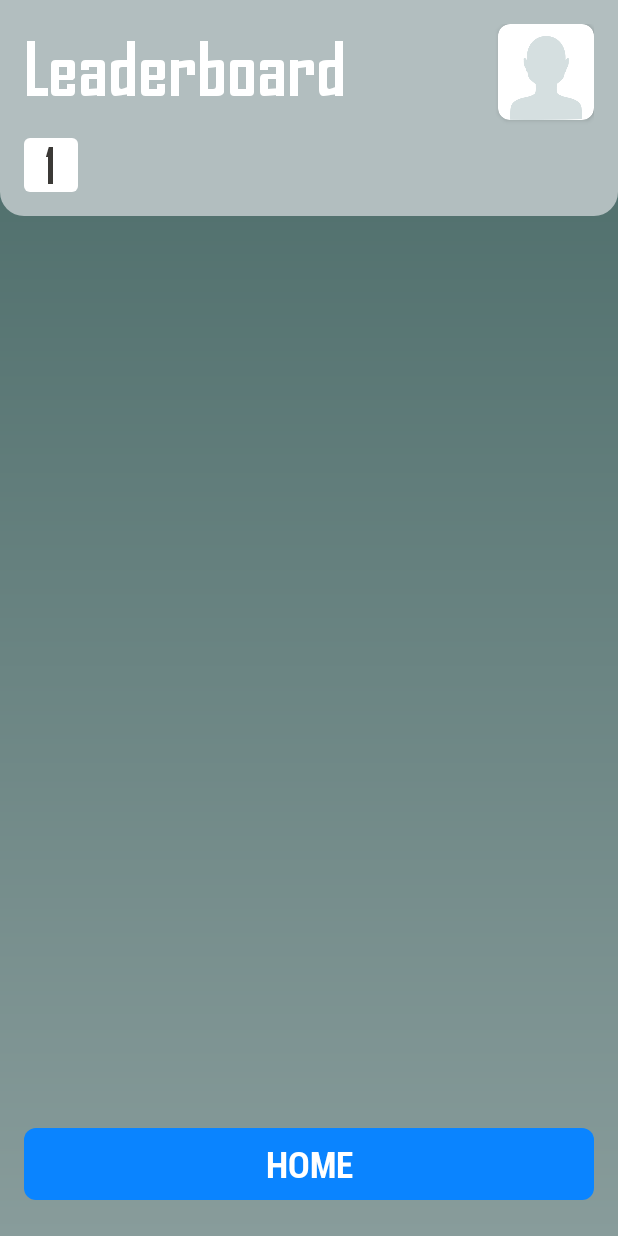
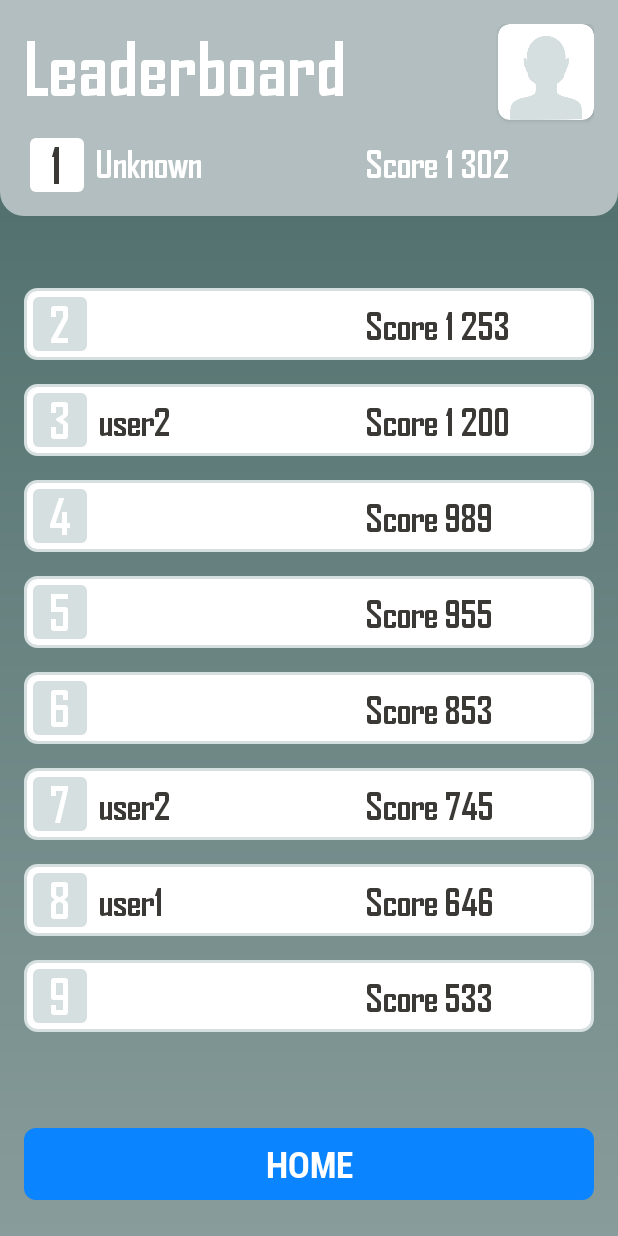
Before and after one commit to jorge-lobo/InQuizitive, an Android app: the LeaderboardActivity screen opened directly, with no data from a screen before it, on a phone screen of 412 x 824 dp. Run offline under Robolectric (Android 15) with nearby library versions, the phone set to English and light mode, and no system bars; our stand-ins replace data binding; libraries missing offline, so code that uses them is left out: com.mikepenz.fastadapter.

Commit message:
feat(leaderboard): Implement leaderboard screen functionality

```diff
--- a/app/src/main/java/com/example/inquizitive/ui/home/HomeActivity.kt
+++ b/app/src/main/java/com/example/inquizitive/ui/home/HomeActivity.kt
@@ -18,6 +18,7 @@ import com.example.inquizitive.R
 import com.example.inquizitive.databinding.ActivityHomeBinding
 import com.example.inquizitive.ui.home.auth.AuthFragment
 import com.example.inquizitive.ui.home.userData.UserDataFragment
+import com.example.inquizitive.ui.leaderboard.LeaderboardActivity
 import com.example.inquizitive.utils.Utils
 import kotlinx.coroutines.Dispatchers
 import kotlinx.coroutines.launch
@@ -91,7 +92,7 @@ class HomeActivity : AppCompatActivity() {
             }
 
             btnLeaderboards.setOnClickListener {
-                Utils.showToast(this@HomeActivity, "Leaderboards")
+                Utils.startActivity(this@HomeActivity, LeaderboardActivity::class.java)
             }
 
             btnConnect.setOnClickListener {
--- a/app/src/main/java/com/example/inquizitive/ui/leaderboard/LeaderboardActivity.kt
+++ b/app/src/main/java/com/example/inquizitive/ui/leaderboard/LeaderboardActivity.kt
@@ -1,21 +1,77 @@
 package com.example.inquizitive.ui.leaderboard
 
+import android.annotation.SuppressLint
 import android.os.Bundle
-import androidx.activity.enableEdgeToEdge
 import androidx.appcompat.app.AppCompatActivity
-import androidx.core.view.ViewCompat
-import androidx.core.view.WindowInsetsCompat
+import androidx.databinding.DataBindingUtil
+import androidx.lifecycle.ViewModelProvider
+import androidx.recyclerview.widget.LinearLayoutManager
 import com.example.inquizitive.R
+import com.example.inquizitive.databinding.ActivityLeaderboardBinding
 
 class LeaderboardActivity : AppCompatActivity() {
+
+    private lateinit var binding: ActivityLeaderboardBinding
+    private val mLeaderboardViewModel by lazy { ViewModelProvider(this)[LeaderboardViewModel::class.java] }
+    private val leaderboardAdapter = LeaderboardAdapter()
+
     override fun onCreate(savedInstanceState: Bundle?) {
         super.onCreate(savedInstanceState)
-        enableEdgeToEdge()
-        setContentView(R.layout.activity_leaderboard)
-        ViewCompat.setOnApplyWindowInsetsListener(findViewById(R.id.main)) { v, insets ->
-            val systemBars = insets.getInsets(WindowInsetsCompat.Type.systemBars())
-            v.setPadding(systemBars.left, systemBars.top, systemBars.right, systemBars.bottom)
-            insets
+        binding = DataBindingUtil.setContentView<ActivityLeaderboardBinding?>(
+            this,
+            R.layout.activity_leaderboard
+        ).apply {
+            viewModel = mLeaderboardViewModel
+            lifecycleOwner = this@LeaderboardActivity
+        }
+
+        setupRecyclerView()
+        setupObservers()
+        setupListeners()
+    }
+
+    private fun setupRecyclerView() {
+        binding.rvLeaderboard.apply {
+            adapter = leaderboardAdapter
+            layoutManager = LinearLayoutManager(context)
+        }
+    }
+
+    private fun setupObservers() {
+        mLeaderboardViewModel.apply {
+            sortedResults.observe(this@LeaderboardActivity) { results ->
+                results?.let {
+                    leaderboardAdapter.submitList(it)
+                }
+            }
+
+            bestUsername.observe(this@LeaderboardActivity) { username ->
+                binding.tvLeaderboardHeaderUsername.text = username
+            }
+
+            bestAvatar.observe(this@LeaderboardActivity) { avatarName ->
+                avatarName?.let { updateAvatar(it) }
+            }
+
+            bestScore.observe(this@LeaderboardActivity) { score ->
+                binding.tvLeaderboardHeaderScore.text = score.toString()
+            }
+        }
+    }
+
+    private fun setupListeners() {
+        binding.apply {
+            btnLeaderboardHome.setOnClickListener {
+                finish()
+            }
+        }
+    }
+
+    @SuppressLint("DiscouragedApi")
+    private fun updateAvatar(avatar: String) {
+        val drawableResourceId = resources.getIdentifier(avatar, "drawable", this.packageName)
+        if (drawableResourceId != 0) {
+            binding.ivLeaderboardAvatar.ivAvatar.setImageResource(drawableResourceId)
         }
     }
 }
--- /dev/null
+++ b/app/src/main/java/com/example/inquizitive/ui/leaderboard/LeaderboardAdapter.kt
@@ -0,0 +1,46 @@
+package com.example.inquizitive.ui.leaderboard
+
+import android.annotation.SuppressLint
+import android.view.LayoutInflater
+import android.view.ViewGroup
+import androidx.recyclerview.widget.RecyclerView
+import com.example.inquizitive.R
+import com.example.inquizitive.databinding.ItemRvLeaderboardBinding
+import com.example.inquizitive.utils.Utils
+
+class LeaderboardAdapter : RecyclerView.Adapter<LeaderboardAdapter.ViewHolder>() {
+
+    private var items: List<LeaderboardBindingItem> = emptyList()
+
+    override fun onCreateViewHolder(parent: ViewGroup, viewType: Int): ViewHolder {
+        val inflater = LayoutInflater.from(parent.context)
+        val binding = ItemRvLeaderboardBinding.inflate(inflater, parent, false)
+        return ViewHolder(binding)
+    }
+
+    override fun onBindViewHolder(holder: ViewHolder, position: Int) {
+        val item = items[position]
+        holder.bind(item, position + 2)
+    }
+
+    override fun getItemCount(): Int = items.size
+
+    @SuppressLint("NotifyDataSetChanged")
+    fun submitList(newItems: List<LeaderboardBindingItem>) {
+        items = newItems
+        notifyDataSetChanged()
+    }
+
+    inner class ViewHolder(private val binding: ItemRvLeaderboardBinding) :
+        RecyclerView.ViewHolder(binding.root) {
+        fun bind(item: LeaderboardBindingItem, position: Int) {
+            binding.tvItemPosition.text = position.toString()
+            binding.tvItemUsername.text = item.user.username
+
+            val formattedScore =
+                item.result.score?.let { Utils.formatNumberWithThousandSeparator(it) }
+            binding.tvItemScore.text =
+                binding.root.context.getString(R.string.leaderboard_score_format, formattedScore)
+        }
+    }
+}
--- /dev/null
+++ b/app/src/main/java/com/example/inquizitive/ui/leaderboard/LeaderboardBindingItem.kt
@@ -0,0 +1,46 @@
+package com.example.inquizitive.ui.leaderboard
+
+import android.view.View
+import android.widget.TextView
+import androidx.recyclerview.widget.RecyclerView
+import com.example.inquizitive.R
+import com.example.inquizitive.data.result.Result
+import com.example.inquizitive.data.user.User
+import com.mikepenz.fastadapter.items.AbstractItem
+
+class LeaderboardBindingItem(val result: Result, val user: User) :
+    AbstractItem<LeaderboardBindingItem.ViewHolder>() {
+
+    override val type: Int
+        get() = R.id.fastadapter_id
+
+    override val layoutRes: Int
+        get() = R.layout.item_rv_leaderboard
+
+    override fun bindView(holder: ViewHolder, payloads: List<Any>) {
+        super.bindView(holder, payloads)
+
+        val position = holder.bindingAdapterPosition + 1
+        holder.position.text = position.toString()
+        holder.userUsername.text = user.username
+        holder.score.text = result.score.toString()
+    }
+
+    override fun unbindView(holder: ViewHolder) {
+        super.unbindView(holder)
+
+        holder.position.text = null
+        holder.userUsername.text = null
+        holder.score.text = null
+    }
+
+    override fun getViewHolder(v: View): ViewHolder {
+        return ViewHolder(v)
+    }
+
+    class ViewHolder(view: View) : RecyclerView.ViewHolder(view) {
+        var position: TextView = view.findViewById(R.id.tv_item_position)
+        var userUsername: TextView = view.findViewById(R.id.tv_item_username)
+        var score: TextView = view.findViewById(R.id.tv_item_score)
+    }
+}
--- a/app/src/main/java/com/example/inquizitive/ui/leaderboard/LeaderboardViewModel.kt
+++ b/app/src/main/java/com/example/inquizitive/ui/leaderboard/LeaderboardViewModel.kt
@@ -1,4 +1,96 @@
 package com.example.inquizitive.ui.leaderboard
 
-class LeaderboardViewModel {
+import android.app.Application
+import androidx.lifecycle.LiveData
+import androidx.lifecycle.MutableLiveData
+import androidx.lifecycle.viewModelScope
+import com.example.inquizitive.R
+import com.example.inquizitive.data.result.Result
+import com.example.inquizitive.data.result.ResultRepository
+import com.example.inquizitive.data.user.User
+import com.example.inquizitive.data.user.UserRepository
+import com.example.inquizitive.ui.common.BaseViewModel
+import com.example.inquizitive.utils.Utils
+import kotlinx.coroutines.launch
+
+class LeaderboardViewModel(application: Application) : BaseViewModel(application) {
+
+    private val resultRepository = ResultRepository(application)
+    private val userRepository = UserRepository(application)
+
+    private val _sortedResults = MutableLiveData<List<LeaderboardBindingItem>>()
+    private val _userId = MutableLiveData<Int>()
+    private val _username = MutableLiveData<String>()
+    private val _score = MutableLiveData<Int>()
+    private val _bestUsername = MutableLiveData<String>()
+    private val _bestAvatar = MutableLiveData<String>()
+    private val _bestScore = MutableLiveData<String>()
+
+    val sortedResults: LiveData<List<LeaderboardBindingItem>> get() = _sortedResults
+    val userId: LiveData<Int> get() = _userId
+    val username: LiveData<String> get() = _username
+    val score: LiveData<Int> get() = _score
+    val bestUsername: LiveData<String> get() = _bestUsername
+    val bestAvatar: LiveData<String> get() = _bestAvatar
+    val bestScore: LiveData<String> get() = _bestScore
+
+    init {
+        getResults()
+    }
+
+    private fun getResults() {
+        viewModelScope.launch {
+            isLoading.value = true
+            noDataAvailable.value = false
+            try {
+                val results = resultRepository.getResults()
+                processResults(results)
+            } catch (e: Exception) {
+                onError(e.message)
+            } finally {
+                isLoading.value = false
+                isRefreshing.value = false
+            }
+        }
+    }
+
+    private fun processResults(results: List<Result>) {
+        val sortedResults = results.sortedByDescending { it.score }
+
+        extractBestResultDetails(sortedResults)
+        updateLeaderboardItems(sortedResults)
+    }
+
+    private fun extractBestResultDetails(sortedResults: List<Result>) {
+        if (sortedResults.isNotEmpty()) {
+            val bestResult = sortedResults.first()
+            val bestUser = userRepository.getUserById(bestResult.userId ?: 0)
+
+            _bestUsername.value = bestUser?.username ?: "Unknown"
+            _bestAvatar.value = bestUser?.avatar ?: ""
+
+            val formattedScore =
+                bestResult.score?.let { Utils.formatNumberWithThousandSeparator(it) }
+            _bestScore.value = getApplication<Application>().getString(
+                R.string.leaderboard_score_format,
+                formattedScore
+            )
+        }
+    }
+
+    private fun updateLeaderboardItems(sortedResults: List<Result>) {
+        val topResults = sortedResults.drop(1).take(8)
+        val leaderboardItems = topResults.map { result ->
+            val user = userRepository.getUserById(result.userId ?: 0)
+            LeaderboardBindingItem(result, user ?: User())
+        }
+
+        _sortedResults.value = leaderboardItems
+        noDataAvailable.value = leaderboardItems.isEmpty()
+    }
+
+    override fun onError(message: String?, validationErrors: Map<String, ArrayList<String>>?) {
+        isLoading.value = false
+        isRefreshing.value = false
+    }
 }
--- a/app/src/main/java/com/example/inquizitive/utils/Utils.kt
+++ b/app/src/main/java/com/example/inquizitive/utils/Utils.kt
@@ -3,6 +3,9 @@ package com.example.inquizitive.utils
 import android.content.Context
 import android.content.Intent
 import android.widget.Toast
+import java.text.DecimalFormat
+import java.text.DecimalFormatSymbols
+import java.util.Locale
 
 object Utils {
     fun showToast(context: Context, message: String) {
@@ -12,4 +15,11 @@ object Utils {
     fun startActivity(context: Context, activityClass: Class<*>) {
         context.startActivity(Intent(context, activityClass))
     }
+
+    fun formatNumberWithThousandSeparator(number: Int): String {
+        val symbols = DecimalFormatSymbols(Locale.getDefault()).apply {
+            groupingSeparator = ' '
+        }
+        return DecimalFormat("#,###", symbols).format(number)
+    }
 }
--- /dev/null
+++ b/app/src/main/res/drawable/background_common_rectangular_white.xml
@@ -0,0 +1,14 @@
+<?xml version="1.0" encoding="utf-8"?>
+<shape xmlns:android="http://schemas.android.com/apk/res/android"
+    android:shape="rectangle">
+    <corners android:radius="@dimen/corner_medium" />
+    <solid android:color="@color/white" />
+    <stroke
+        android:width="2dp"
+        android:color="@color/option_default_stroke" />
+    <padding
+        android:bottom="@dimen/margin_extra_small"
+        android:left="@dimen/margin_extra_small"
+        android:right="@dimen/margin_extra_small"
+        android:top="@dimen/margin_extra_small" />
+</shape>
--- a/app/src/main/res/layout/activity_leaderboard.xml
+++ b/app/src/main/res/layout/activity_leaderboard.xml
@@ -36,7 +36,7 @@
                 android:layout_height="wrap_content"
                 android:layout_alignParentStart="true"
                 android:layout_alignParentTop="true"
-                android:text="@string/header_leaderboard_title"
+                android:text="@string/leaderboard_title"
                 android:textSize="@dimen/txt_title"
                 tools:ignore="RelativeOverlap" />
 
@@ -60,6 +60,7 @@
                 android:id="@+id/fl_header_position_container"
                 android:layout_width="@dimen/small_box_container"
                 android:layout_height="@dimen/small_box_container"
+                android:layout_marginStart="@dimen/margin_extra_small"
                 android:layout_alignParentBottom="true"
                 android:background="@drawable/background_common_square_white">
 
@@ -71,7 +72,7 @@
                     android:layout_gravity="center"
                     android:layout_marginBottom="@dimen/margin_tiny"
                     android:gravity="center"
-                    android:text="@string/header_leaderboard_number_1"
+                    android:text="@string/leaderboard_top_position"
                     android:textSize="@dimen/txt_char" />
 
             </FrameLayout>
@@ -96,7 +97,7 @@
                 android:layout_height="wrap_content"
                 android:layout_alignParentStart="true"
                 android:layout_alignParentBottom="true"
-                android:layout_marginStart="256dp"
+                android:layout_marginStart="228dp"
                 android:layout_marginBottom="@dimen/margin_extra_small"
                 android:gravity="start"
                 android:textSize="@dimen/txt_primary_text"
--- a/app/src/main/res/layout/item_rv_leaderboard.xml
+++ b/app/src/main/res/layout/item_rv_leaderboard.xml
@@ -7,22 +7,23 @@
         android:id="@+id/cl_item_container"
         android:layout_width="match_parent"
         android:layout_height="@dimen/height_primary"
-        tools:background="@drawable/background_gradient">
+        android:layout_marginBottom="@dimen/margin_medium"
+        android:background="@drawable/background_common_rectangular_white">
 
         <FrameLayout
             android:id="@+id/fl_item_position_container"
             android:layout_width="@dimen/small_box_container"
             android:layout_height="@dimen/small_box_container"
             android:layout_alignParentBottom="true"
-            android:layout_marginStart="@dimen/margin_extra_small"
-            android:background="@drawable/background_common_square_white"
+            android:layout_marginStart="@dimen/margin_tiny"
+            android:background="@drawable/background_common_square_normal"
             app:layout_constraintBottom_toBottomOf="parent"
             app:layout_constraintStart_toStartOf="parent"
             app:layout_constraintTop_toTopOf="parent">
 
             <TextView
                 android:id="@+id/tv_item_position"
-                style="@style/textPrimaryDark"
+                style="@style/textPrimaryLight"
                 android:layout_width="wrap_content"
                 android:layout_height="wrap_content"
                 android:layout_gravity="center"
@@ -35,11 +36,11 @@
 
         <TextView
             android:id="@+id/tv_item_username"
-            style="@style/textPrimaryLight"
+            style="@style/textPrimaryDark"
             android:layout_width="wrap_content"
             android:layout_height="wrap_content"
             android:layout_marginStart="@dimen/margin_small"
-            android:layout_marginBottom="@dimen/margin_small"
+            android:layout_marginBottom="@dimen/margin_extra_small"
             android:gravity="start"
             android:textSize="@dimen/txt_primary_text"
             app:layout_constraintBottom_toBottomOf="parent"
@@ -48,11 +49,11 @@
 
         <TextView
             android:id="@+id/tv_item_score"
-            style="@style/textPrimaryLight"
+            style="@style/textPrimaryDark"
             android:layout_width="wrap_content"
             android:layout_height="wrap_content"
-            android:layout_marginStart="256dp"
-            android:layout_marginBottom="@dimen/margin_small"
+            android:layout_marginStart="224dp"
+            android:layout_marginBottom="@dimen/margin_extra_small"
             android:gravity="start"
             android:textSize="@dimen/txt_primary_text"
             app:layout_constraintBottom_toBottomOf="parent"
--- a/app/src/main/res/values/strings.xml
+++ b/app/src/main/res/values/strings.xml
@@ -48,8 +48,11 @@
     <string name="header_title_sign_up">New user</string>
     <string name="header_message_login">Please enter your account details</string>
     <string name="header_message_avatar">Click on the image to define your avatar</string>
-    <string name="header_leaderboard_title">Leaderboard</string>
-    <string name="header_leaderboard_number_1">1</string>
+
+    <!-- Leaderboard -->
+    <string name="leaderboard_title">Leaderboard</string>
+    <string name="leaderboard_top_position">1</string>
+    <string name="leaderboard_score_format">Score %s</string>
 
     <!-- Dialogs -->
     <string name="dialog_success_message">New user created successfully!</string>
```
